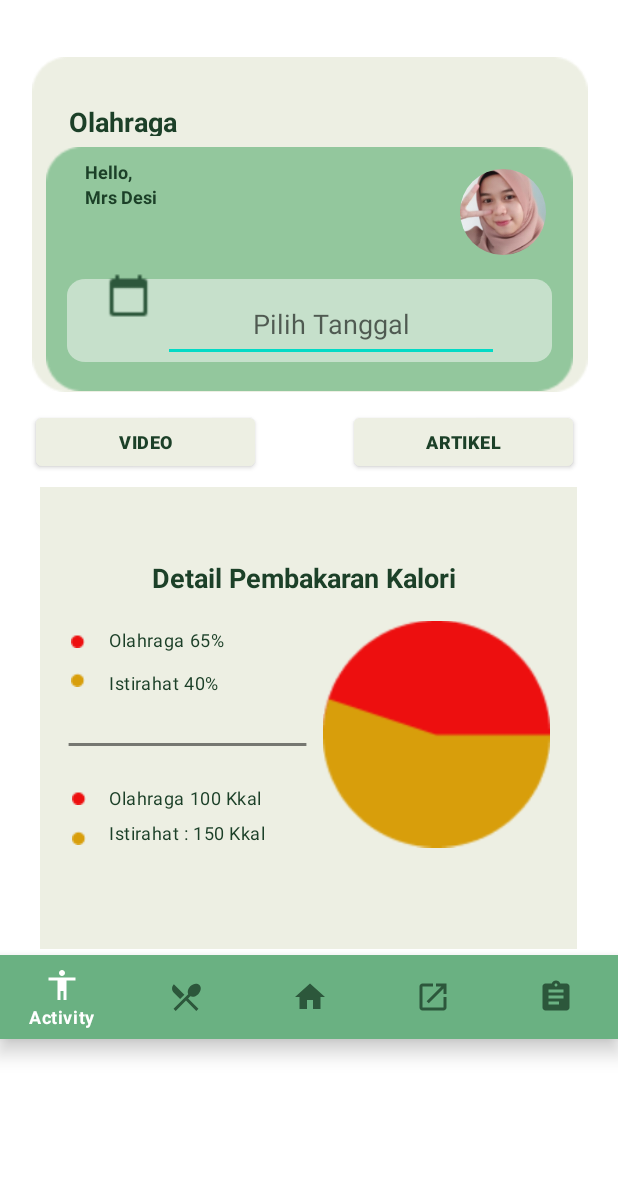
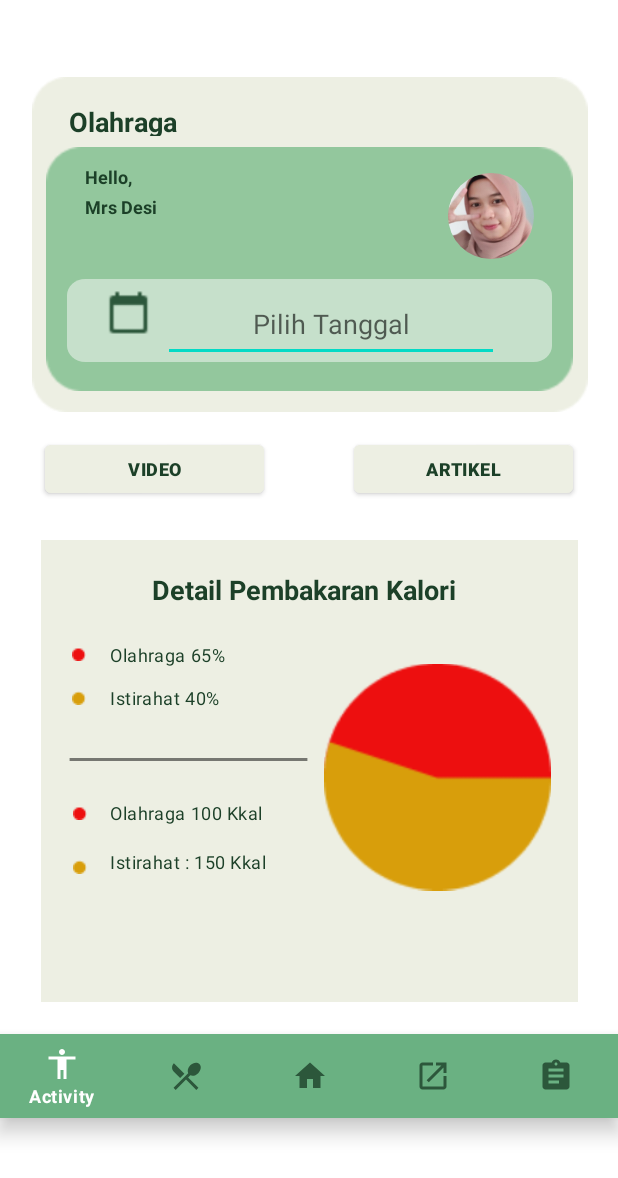
Before and after one commit to leoagustino/healthfull, an Android app: the olahraga screen opened directly, with no data from a screen before it, on a phone screen of 412 x 824 dp. Shown: the top 1178 px of the screen. Run offline under Robolectric (Android 15) with nearby library versions, the light colour scheme and no system bars; plain views replace CircularImageView.

Commit message:
Revert "perbaikan2"
This reverts commit 2586bbebb079662c00a34727bd094d947ed38515.

```diff
--- a/app/build.gradle
+++ b/app/build.gradle
@@ -52,6 +52,5 @@ dependencies {
     implementation 'com.google.android.gms:play-services-auth:19.2.0'
     implementation 'com.github.bumptech.glide:glide:4.12.0'
     annotationProcessor 'com.github.bumptech.glide:compiler:4.12.0'
-    implementation 'com.pierfrancescosoffritti.androidyoutubeplayer:core:10.0.5'
 
 }
--- a/app/src/main/AndroidManifest.xml
+++ b/app/src/main/AndroidManifest.xml
@@ -9,9 +9,6 @@
         android:roundIcon="@mipmap/ic_launcher_round"
         android:supportsRtl="true"
         android:theme="@style/AppTheme">
-        <activity
-            android:name=".vidOlahraga"
-            android:exported="true" />
         <activity
             android:name=".pengingatActivity2"
             android:exported="true" />
--- a/app/src/main/java/com/example/healthfull/onboard3.java
+++ b/app/src/main/java/com/example/healthfull/onboard3.java
@@ -20,7 +20,7 @@ public class onboard3 extends AppCompatActivity {
         btn1.setOnClickListener(new View.OnClickListener() {
             @Override
             public void onClick(View view) {
-                Intent d = new Intent(onboard3.this, signin.class);
+                Intent d = new Intent(onboard3.this, olahraga.class);
                 startActivity(d);
             }
         });
--- a/app/src/main/res/layout/activity_main.xml
+++ b/app/src/main/res/layout/activity_main.xml
@@ -61,10 +61,4 @@
         android:layout_height="wrap_content"
         android:text="Button"
         />
-    <Button
-        android:id="@+id/btn_video"
-        android:layout_width="wrap_content"
-        android:layout_height="wrap_content"
-        android:text="video"
-        />
 </LinearLayout>
--- a/app/src/main/res/layout/activity_olahraga.xml
+++ b/app/src/main/res/layout/activity_olahraga.xml
@@ -16,20 +16,19 @@
         android:src="@drawable/card1olahraga"
         app:layout_constraintBottom_toBottomOf="parent"
         app:layout_constraintEnd_toEndOf="parent"
-        app:layout_constraintHorizontal_bias="0.0"
         app:layout_constraintStart_toStartOf="parent"
         app:layout_constraintTop_toTopOf="parent"
-        app:layout_constraintVertical_bias="0.0" />
+        app:layout_constraintVertical_bias="0.147" />
 
     <ImageView
         android:id="@+id/card"
         android:layout_width="358dp"
         android:layout_height="308dp"
-        android:layout_marginTop="8dp"
+        android:layout_marginTop="25dp"
+        android:layout_marginBottom="20dp"
         android:src="@drawable/olahragakotak"
 
         app:layout_constraintEnd_toEndOf="parent"
-        app:layout_constraintHorizontal_bias="0.49"
         app:layout_constraintStart_toStartOf="parent"
         app:layout_constraintTop_toBottomOf="@+id/video" />
 
@@ -166,17 +165,17 @@
         app:civ_border_width="0dp"
         app:layout_constraintBottom_toBottomOf="parent"
         app:layout_constraintEnd_toEndOf="@+id/imageView2"
-        app:layout_constraintHorizontal_bias="0.932"
+        app:layout_constraintHorizontal_bias="0.893"
         app:layout_constraintStart_toEndOf="@+id/hi"
         app:layout_constraintTop_toTopOf="parent"
-        app:layout_constraintVertical_bias="0.147" />
+        app:layout_constraintVertical_bias="0.15" />
 
     <Button
         android:id="@+id/video"
         style="@style/video"
         android:layout_width="146dp"
         android:layout_height="44dp"
-        android:layout_marginStart="24dp"
+        android:layout_marginStart="30dp"
         android:layout_marginTop="16dp"
         android:backgroundTint="#EDEFE3"
         android:text="Video"
@@ -184,7 +183,7 @@
         app:layout_constraintBottom_toBottomOf="@+id/imageView2"
         app:layout_constraintStart_toStartOf="parent"
         app:layout_constraintTop_toBottomOf="@+id/imageView3"
-        app:layout_constraintVertical_bias="0.333" />
+        app:layout_constraintVertical_bias="0.0" />
 
     <Button
         android:id="@+id/artikel"
@@ -345,7 +344,7 @@
         android:layout_width="match_parent"
         android:layout_height="wrap_content"
         android:layout_gravity="bottom"
-        android:layout_marginTop="4dp"
+        android:layout_marginTop="21dp"
         android:background="@color/nav"
         android:foregroundGravity="bottom"
         app:itemIconTint="@drawable/state_bnv"
@@ -356,5 +355,4 @@
         app:layout_constraintTop_toBottomOf="@+id/card"
         app:menu="@menu/menu_bawah" />
 
-
 </androidx.constraintlayout.widget.ConstraintLayout>
--- a/app/src/main/res/menu/menu_bawah.xml
+++ b/app/src/main/res/menu/menu_bawah.xml
@@ -18,7 +18,6 @@
         android:enabled="true"
         android:icon="@drawable/ic_baseline_home_24"
         android:title="Home"
-        android:onClick="pindahHome"
         app:showAsAction="ifRoom"/>
     <item
         android:id="@+id/weight"
```
Also changed, not shown: app/src/main/java/com/example/healthfull/MainActivity.java (+2 -6 lines), app/src/main/java/com/example/healthfull/dashboard.java (+0 -7 lines), app/src/main/java/com/example/healthfull/olahraga.java (+0 -7 lines), app/src/main/java/com/example/healthfull/vidOlahraga.java (deleted, +0 -19 lines), app/src/main/res/layout/activity_dashboard.xml (+5 -7 lines), app/src/main/res/layout/activity_input_menu.xml (+4 -3 lines), app/src/main/res/layout/activity_vid_olahraga.xml (deleted, +0 -8 lines).
